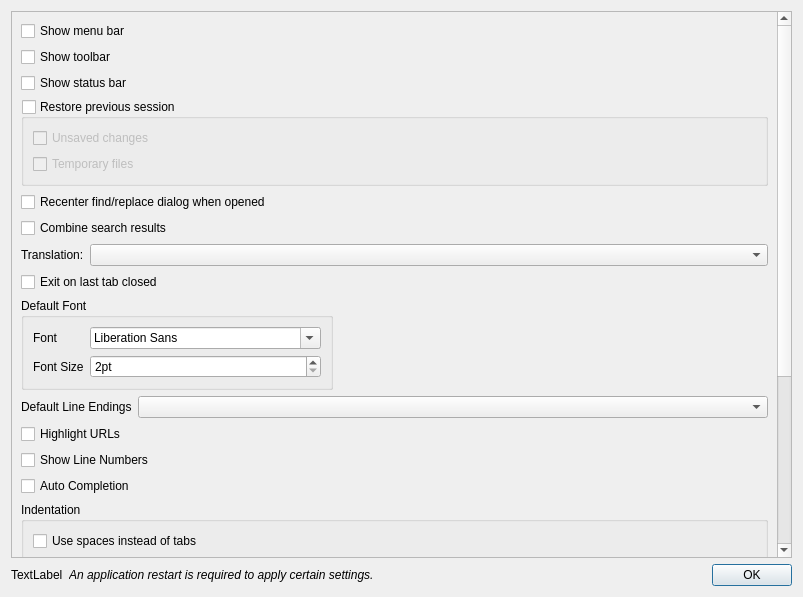
Before: the Qt Designer form src/dialogs/PreferencesDialog.ui in rosmapo/mmedit, drawn with Qt 5.
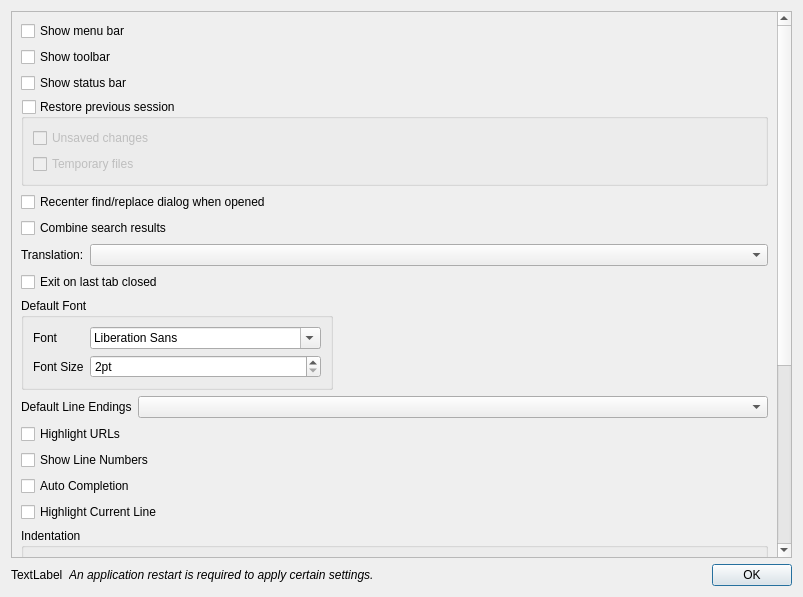
After: the same form once the commit is applied.

Commit message: highlight current line option in setting

```diff
--- a/src/dialogs/PreferencesDialog.ui
+++ b/src/dialogs/PreferencesDialog.ui
@@ -215,6 +215,13 @@
          </property>
         </widget>
 </item>
+       <item>
+        <widget class="QCheckBox" name="checkBoxHighlightCurrentLine">
+         <property name="text">
+          <string>Highlight Current Line</string>
+         </property>
+        </widget>
+       </item>
        <item>
         <widget class="QGroupBox" name="groupBoxTabs">
          <property name="title">
```
The commit also changes 8 other files.
